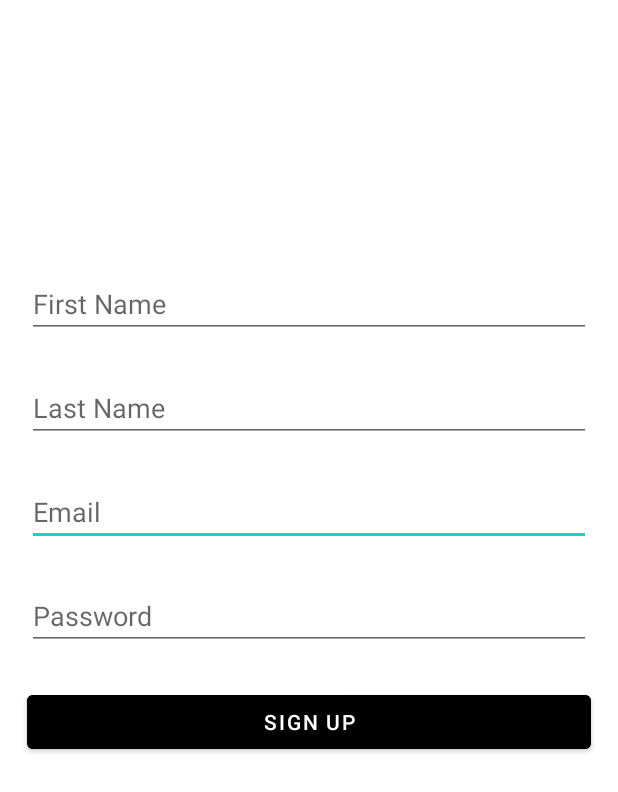
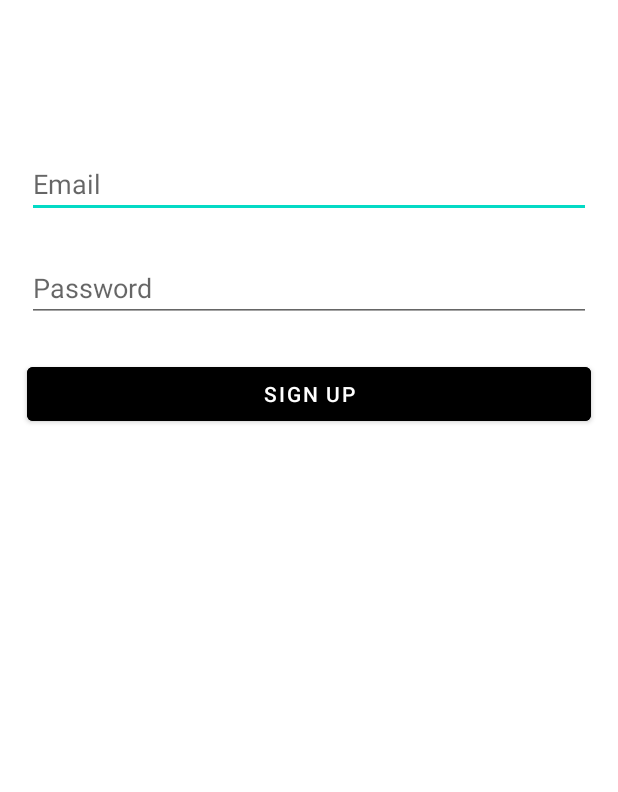
Before and after one commit to RanaHisham18/E-shop_Task, an Android app: the layout sign_up.xml on its own in the app's theme, with its tools: preview values and no code run, on a phone screen of 412 x 824 dp. Shown: the top 792 px of the screen. Run offline under Robolectric (Android 15) with nearby library versions, the phone set to English and light mode, and no system bars.

```diff
--- a/app/src/main/res/layout/sign_up.xml
+++ b/app/src/main/res/layout/sign_up.xml
@@ -11,13 +11,13 @@
         android:layout_height="wrap_content"
         android:ems="10"
         android:hint="@string/email"
-        android:layout_marginTop="24dp"
+        android:layout_marginTop="100dp"
         android:layout_marginStart="18dp"
         android:layout_marginEnd="18dp"
         android:inputType="textEmailAddress"
         app:layout_constraintStart_toStartOf="parent"
         app:layout_constraintEnd_toEndOf="parent"
-        app:layout_constraintTop_toBottomOf="@id/editTextLastName"/>
+      app:layout_constraintTop_toTopOf="parent"/>
 
     <EditText
         android:id="@+id/editTextPassword"
@@ -33,34 +33,6 @@
         app:layout_constraintEnd_toEndOf="parent"
         app:layout_constraintStart_toStartOf="parent"/>
 
-    <EditText
-        android:id="@+id/editTextFirstName"
-        android:layout_width="match_parent"
-        android:layout_height="wrap_content"
-        android:ems="10"
-        android:layout_marginTop="180dp"
-        android:inputType="textPersonName"
-        android:hint="@string/first_name"
-        android:layout_marginStart="18dp"
-        android:layout_marginEnd="18dp"
-        app:layout_constraintTop_toTopOf="parent"
-        app:layout_constraintStart_toStartOf="parent"
-        app:layout_constraintEnd_toEndOf="parent"
-         />
-
-    <EditText
-        android:id="@+id/editTextLastName"
-        android:layout_width="match_parent"
-        android:layout_height="wrap_content"
-        android:ems="10"
-        android:layout_marginTop="24dp"
-        android:inputType="textPersonName"
-        android:hint="@string/last_name"
-        android:layout_marginStart="18dp"
-        android:layout_marginEnd="18dp"
-        app:layout_constraintStart_toStartOf="parent"
-        app:layout_constraintEnd_toEndOf="parent"
-        app:layout_constraintTop_toBottomOf="@id/editTextFirstName"/>
 
     <Button
         android:id="@+id/button"
--- /dev/null
+++ b/app/src/main/res/values/shop_online_background.xml
@@ -0,0 +1,4 @@
+<?xml version="1.0" encoding="utf-8"?>
+<resources>
+    <color name="shop_online_background">#000000</color>
+</resources>
```
Also changed, not shown: app/src/main/java/com/rana/e_shoptask/Ui/SignUp.kt (added, +31 -0 lines), app/src/main/java/com/rana/e_shoptask/sharedPreference/SharedPreference.kt (added, +28 -0 lines).
